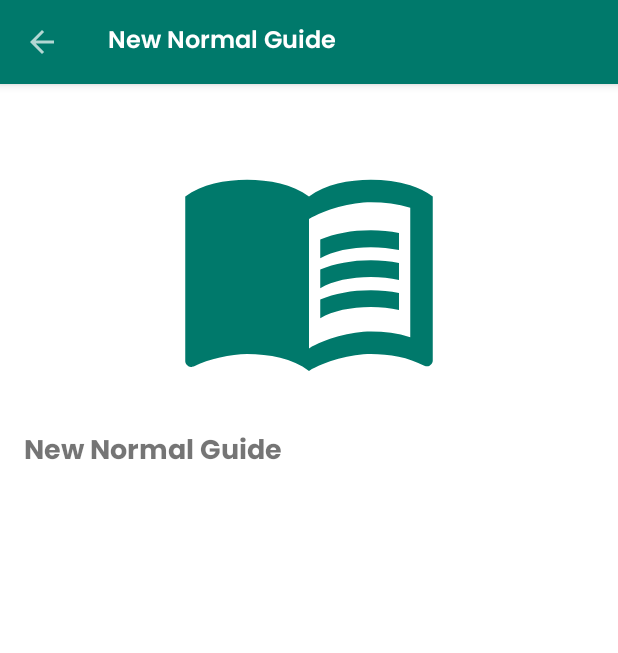
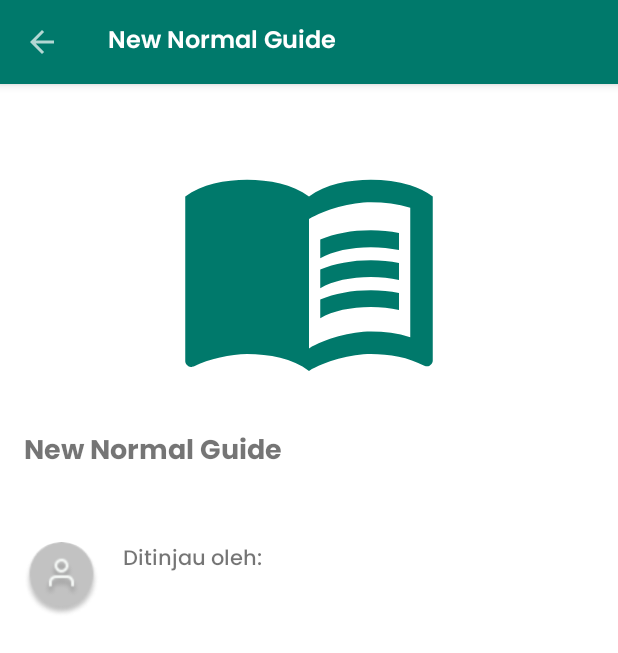
Before and after one commit to RayhanHidayat/NewNormalGuide, an Android app: the DetailNewsActivity screen opened directly, with no data from a screen before it, on a phone screen of 412 x 824 dp. Shown: the top 653 px of the screen. Run offline under Robolectric (Android 15) with nearby library versions, the phone set to English and light mode, and no system bars; our stand-ins replace CircleImageView.

Commit message:
finishing layout detail news

```diff
--- a/app/src/main/res/layout/activity_detail_news.xml
+++ b/app/src/main/res/layout/activity_detail_news.xml
@@ -1,10 +1,14 @@
 <?xml version="1.0" encoding="utf-8"?>
-<androidx.constraintlayout.widget.ConstraintLayout xmlns:android="http://schemas.android.com/apk/res/android"
+<ScrollView xmlns:android="http://schemas.android.com/apk/res/android"
     xmlns:app="http://schemas.android.com/apk/res-auto"
     xmlns:tools="http://schemas.android.com/tools"
     android:layout_width="match_parent"
     android:layout_height="match_parent"
     tools:context=".ui.detail_news.DetailNewsActivity">
+
+    <androidx.constraintlayout.widget.ConstraintLayout
+        android:layout_width="match_parent"
+        android:layout_height="wrap_content">
 
         <androidx.appcompat.widget.Toolbar
             android:id="@+id/toolbar"
@@ -68,8 +72,70 @@
             android:layout_height="50dp"
             android:layout_marginStart="16dp"
             android:layout_marginTop="10dp"
+            android:src="@drawable/profile"
             app:layout_constraintStart_toStartOf="parent"
             app:layout_constraintTop_toBottomOf="@id/tv_sumber" />
 
+        <TextView
+            android:id="@+id/tv_ditinjau"
+            android:layout_width="0dp"
+            android:layout_height="wrap_content"
+            android:layout_marginStart="16dp"
+            android:layout_marginTop="10dp"
+            android:layout_marginEnd="8dp"
+            android:fontFamily="@font/poppins_medium"
+            android:text="@string/ditinjau_oleh"
+            app:layout_constrainedWidth="true"
+            app:layout_constraintEnd_toEndOf="parent"
+            app:layout_constraintHorizontal_bias="0.0"
+            app:layout_constraintStart_toEndOf="@id/cirimg_dokter"
+            app:layout_constraintTop_toBottomOf="@id/tv_sumber" />
+
+        <TextView
+            android:id="@+id/tv_dokter"
+            android:layout_width="0dp"
+            android:layout_height="wrap_content"
+            android:layout_marginStart="16dp"
+            android:layout_marginTop="5dp"
+            android:layout_marginEnd="8dp"
+            android:fontFamily="@font/poppins_medium"
+            app:layout_constrainedWidth="true"
+            app:layout_constraintEnd_toEndOf="parent"
+            app:layout_constraintHorizontal_bias="0.0"
+            app:layout_constraintStart_toEndOf="@id/cirimg_dokter"
+            app:layout_constraintTop_toBottomOf="@id/tv_ditinjau"
+            tools:text="dokter" />
+
+        <TextView
+            android:id="@+id/tv_header"
+            android:layout_width="0dp"
+            android:layout_height="wrap_content"
+            android:layout_marginStart="16dp"
+            android:layout_marginTop="20dp"
+            android:layout_marginEnd="8dp"
+            android:fontFamily="@font/poppins_semibold"
+            app:layout_constrainedWidth="true"
+            app:layout_constraintEnd_toEndOf="parent"
+            app:layout_constraintHorizontal_bias="0.0"
+            app:layout_constraintStart_toStartOf="parent"
+            app:layout_constraintTop_toBottomOf="@id/tv_dokter"
+            tools:text="dokter" />
+
+        <TextView
+            android:id="@+id/tv_content"
+            android:layout_width="0dp"
+            android:layout_height="wrap_content"
+            android:layout_marginStart="16dp"
+            android:layout_marginTop="5dp"
+            android:layout_marginEnd="8dp"
+            android:fontFamily="@font/poppins_medium"
+            app:layout_constrainedWidth="true"
+            app:layout_constraintEnd_toEndOf="parent"
+            app:layout_constraintHorizontal_bias="0.0"
+            app:layout_constraintStart_toStartOf="parent"
+            app:layout_constraintTop_toBottomOf="@id/tv_header"
+            tools:text="dokter" />
 
     </androidx.constraintlayout.widget.ConstraintLayout>
+
+</ScrollView>
--- a/app/src/main/res/values/strings.xml
+++ b/app/src/main/res/values/strings.xml
@@ -28,4 +28,5 @@
     <string name="referensi">Referensi</string>
     <string name="designed_and_developed_by">Designed and Developed by</string>
     <string name="rayhan_athaya_noor_hidayat">Rayhan Athaya Noor Hidayat</string>
+    <string name="ditinjau_oleh">Ditinjau oleh:</string>
 </resources>
```
Also changed, not shown: app/src/main/res/drawable/profile.png (added). Lines whose indentation alone changed are shown as unchanged.
